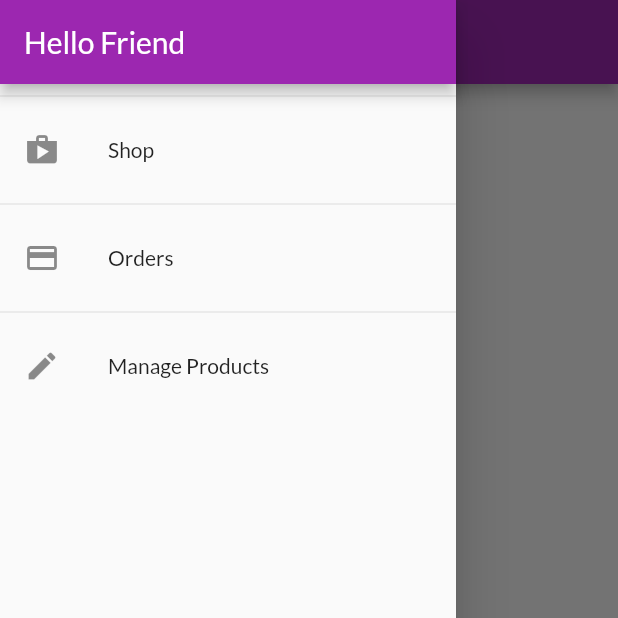
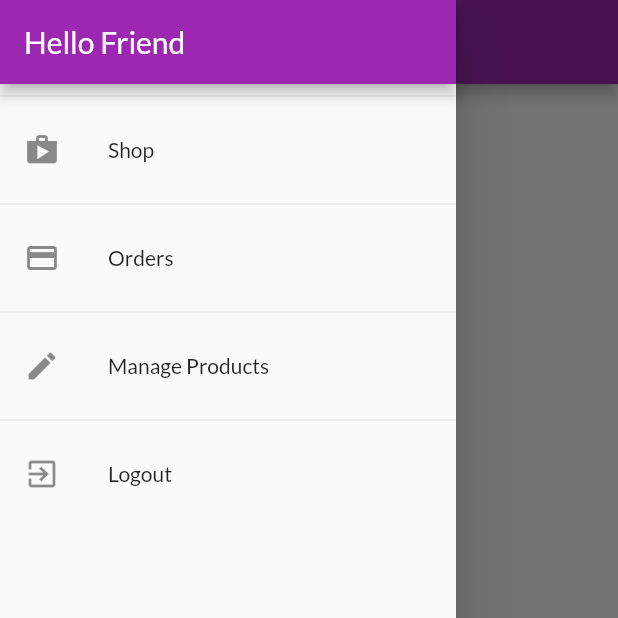
Before and after one commit to fedi-dayeg/shop_app, a Flutter app: the OrdresScreen screen opened by its route, with the side drawer open, on a phone screen of 412 x 824 dp, the top half of it. Run offline on Flutter 3.47's test engine with Material 2 defaults, Android fonts, the phone set to English and light mode, and no system bars; network calls fail.

Commit message:
adding the logout functionality

```diff
--- a/lib/widgets/app_drawer.dart
+++ b/lib/widgets/app_drawer.dart
@@ -1,4 +1,6 @@
 import 'package:flutter/material.dart';
+import 'package:provider/provider.dart';
+import 'package:shop_app/providers/auth.dart';
 import 'package:shop_app/screens/orders_screen.dart';
 import 'package:shop_app/screens/user_products_sceen.dart';
 
@@ -37,6 +39,16 @@ class AppDrawer extends StatelessWidget {
               Navigator.of(context)
                   .pushReplacementNamed(UserProductsScreen.routeName);
             },
+          ),
+          Divider(),
+          ListTile(
+            leading: Icon(Icons.exit_to_app),
+            title: Text('Logout'),
+            onTap: () {
+              /*Navigator.of(context)
+                  .pushReplacementNamed(UserProductsScreen.routeName);*/
+              Provider.of<Auth>(context, listen: false).logout();
+            },
           )
         ],
       ),
```
Also changed, not shown: lib/providers/auth.dart (+7 -0 lines).
